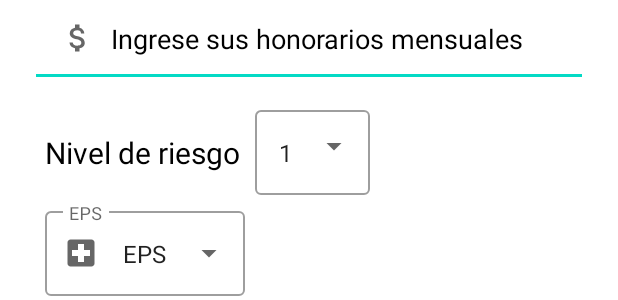
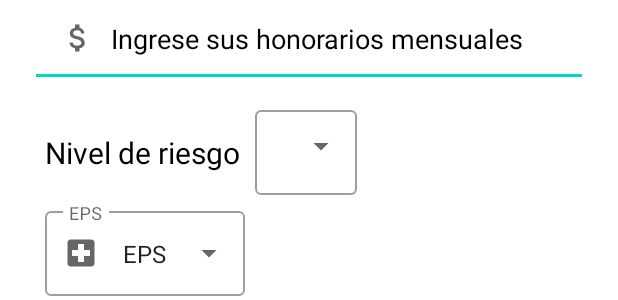
Before and after one commit to luiscortescastro/ss, an Android app: the layout fragment_calculo.xml on its own in the app's theme, with its tools: preview values and no code run, on a phone screen of 412 x 824 dp. Shown: the part 286-586 px from the top of the screen. Run offline under Robolectric (Android 15) with nearby library versions, the phone set to English and light mode, and no system bars.

Commit message:
correccion sprint5

```diff
--- a/app/src/main/java/com/example/ss/DataViewModel.kt
+++ b/app/src/main/java/com/example/ss/DataViewModel.kt
@@ -101,6 +101,6 @@ class DataViewModel : ViewModel() {
         }
         salud.postValue((base * 0.12).toInt())
         pension.postValue((base * 0.16).toInt())
-        riesgos.postValue((base * risk).toInt())
+        riesgos.postValue((base * risk /100).toInt())
     }
 }
--- a/app/src/main/res/layout/fragment_calculo.xml
+++ b/app/src/main/res/layout/fragment_calculo.xml
@@ -42,7 +42,7 @@
         android:drawablePadding="10dp"
         android:hint="@string/hon"
         android:importantForAutofill="no"
-        android:inputType="text"
+        android:inputType="number|text"
         android:padding="20dp"
         android:textColor="@color/black"
         android:textColorHint="@color/black" />
@@ -75,8 +75,8 @@
             android:id="@+id/dropLevel"
             android:layout_width="wrap_content"
             android:layout_height="wrap_content"
-            android:inputType="none"
-            android:text="1" />
+            android:autoText="false"
+            android:inputType="none" />
 
     </com.google.android.material.textfield.TextInputLayout>
 
```
Also changed, not shown: app/src/main/java/com/example/ss/CalculoFragment.kt (+18 -0 lines), app/src/main/java/com/example/ss/SecondFragment.kt (deleted, +0 -44 lines).
